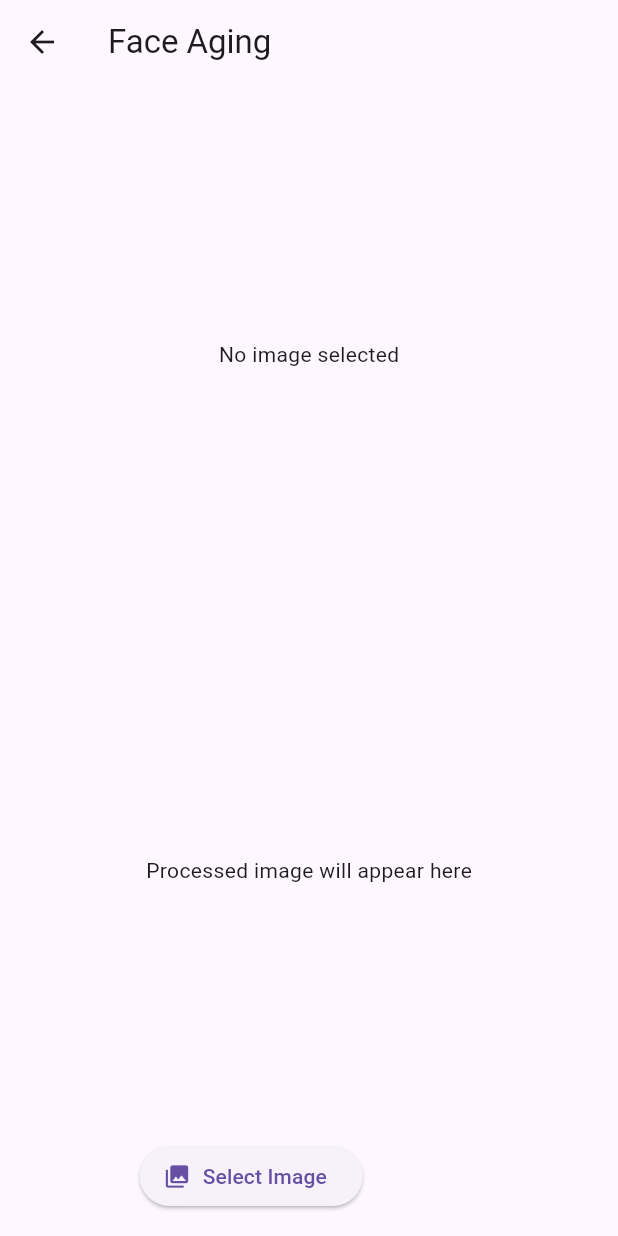
After one commit to rithamto/TFlite_flutter_demo, a Flutter app: the FaceAging screen opened directly, after a tap on "Select Image", on a phone screen of 412 x 824 dp. The commit adds this screen. Run offline on Flutter 3.47's test engine with Material 3 defaults, Android fonts, the phone set to English and light mode, and no system bars; our stand-ins replace get, image_picker, signature; missing offline and left inert: dart:ffi.

Commit message:
new model face aging

```diff
--- /dev/null
+++ b/lib/face_aging/face_aging.dart
@@ -0,0 +1,90 @@
+import 'package:flutter/material.dart';
+import 'package:get/get.dart';
+import 'package:meedu_demo/face_aging/face_aging_ctrl.dart';
+
+class FaceAging extends StatelessWidget {
+  const FaceAging({super.key});
+
+  @override
+  Widget build(BuildContext context) {
+    final controller = Get.put(FaceAgingController());
+
+    return Scaffold(
+      appBar: AppBar(
+        title: const Text('Face Aging'),
+      ),
+      body: Padding(
+        padding: const EdgeInsets.all(16.0),
+        child: Column(
+          crossAxisAlignment: CrossAxisAlignment.stretch,
+          children: [
+            // Selected Image
+            Obx(() => controller.selectedImage.value != null
+                ? Expanded(
+                    flex: 2,
+                    child: Image.file(
+                      controller.selectedImage.value!,
+                      fit: BoxFit.contain,
+                    ),
+                  )
+                : const Expanded(
+                    flex: 2,
+                    child: Center(
+                      child: Text('No image selected'),
+                    ),
+                  )),
+
+            const SizedBox(height: 16),
+
+            // Processed Image
+            Obx(() => controller.processedImage.value != null
+                ? Expanded(
+                    flex: 2,
+                    child: Image.file(
+                      controller.processedImage.value!,
+                      fit: BoxFit.contain,
+                    ),
+                  )
+                : const Expanded(
+                    flex: 2,
+                    child: Center(
+                      child: Text('Processed image will appear here'),
+                    ),
+                  )),
+
+            const SizedBox(height: 16),
+
+            // Error Message
+            Obx(() => controller.errorMessage.value.isNotEmpty
+                ? Padding(
+                    padding: const EdgeInsets.only(bottom: 16.0),
+                    child: Text(
+                      controller.errorMessage.value,
+                      style: const TextStyle(color: Colors.red),
+                      textAlign: TextAlign.center,
+                    ),
+                  )
+                : const SizedBox.shrink()),
+
+            // Action Buttons
+            Row(
+              mainAxisAlignment: MainAxisAlignment.spaceEvenly,
+              children: [
+                ElevatedButton.icon(
+                  onPressed: controller.isLoading.value
+                      ? null
+                      : controller.pickAndProcessImage,
+                  icon: const Icon(Icons.photo_library),
+                  label: const Text('Select Image'),
+                ),
+                Obx(() => controller.isLoading.value
+                    ? const CircularProgressIndicator()
+                    : const SizedBox.shrink()),
+              ],
+            ),
+          ],
+        ),
+      ),
+    );
+  }
+}
--- /dev/null
+++ b/lib/face_aging/face_aging_ctrl.dart
@@ -0,0 +1,162 @@
+// ignore_for_file: depend_on_referenced_packages, unused_local_variable
+
+import 'dart:io';
+import 'package:get/get.dart';
+import 'package:image_picker/image_picker.dart';
+import 'package:tflite_flutter/tflite_flutter.dart';
+import 'package:image/image.dart' as img;
+
+class FaceAgingController extends GetxController {
+  Interpreter? _interpreter;
+  bool _isModelLoaded = false;
+
+  // Observable variables
+  final Rx<File?> selectedImage = Rx<File?>(null);
+  final Rx<File?> processedImage = Rx<File?>(null);
+  final RxBool isLoading = false.obs;
+  final RxString errorMessage = ''.obs;
+
+  @override
+  void onInit() {
+    loadModel();
+    super.onInit();
+  }
+
+  Future<void> loadModel() async {
+    try {
+      _interpreter =
+          await Interpreter.fromAsset('assets/models/face_aging_model.tflite');
+      _isModelLoaded = true;
+      print(_interpreter?.getInputTensor(0).shape.toString() ?? "okela");
+      print(_interpreter?.getOutputTensor(0).shape.toString() ?? "okela");
+    } catch (e) {
+      print('Error loading model: $e');
+      _isModelLoaded = false;
+      errorMessage.value = 'Failed to load model: $e';
+    }
+  }
+
+  Future<void> pickAndProcessImage() async {
+    try {
+      isLoading.value = true;
+      errorMessage.value = '';
+
+      final ImagePicker picker = ImagePicker();
+      final XFile? image = await picker.pickImage(source: ImageSource.gallery);
+
+      if (image == null) {
+        isLoading.value = false;
+        return;
+      }
+
+      selectedImage.value = File(image.path);
+      final processed = await processImage(selectedImage.value!);
+
+      if (processed != null) {
+        processedImage.value = processed;
+      } else {
+        errorMessage.value = 'Failed to process image';
+      }
+    } catch (e) {
+      errorMessage.value = 'Error: $e';
+    } finally {
+      isLoading.value = false;
+    }
+  }
+
+  Future<File?> processImage(File inputImage) async {
+    if (!_isModelLoaded) {
+      await loadModel();
+    }
+
+    if (_interpreter == null) {
+      throw Exception('Model not loaded');
+    }
+
+    try {
+      // Read and preprocess the image
+      final imageBytes = await inputImage.readAsBytes();
+      final image = img.decodeImage(imageBytes);
+
+      if (image == null) {
+        throw Exception('Failed to decode image');
+      }
+
+      // Resize image to match model input size (64x64)
+      final resizedImage = img.copyResize(image, width: 64, height: 64);
+
+      // Convert image to float32 array and normalize
+      var inputArray = List.generate(
+        1,
+        (_) => List.generate(
+          64,
+          (_) => List.generate(
+            64,
+            (_) => List<double>.filled(3, 0),
+          ),
+        ),
+      );
+
+      // Process each pixel
+      for (var y = 0; y < resizedImage.height; y++) {
+        for (var x = 0; x < resizedImage.width; x++) {
+          final pixel = resizedImage.getPixel(x, y);
+          final r = pixel.r;
+          final g = pixel.g;
+          final b = pixel.b;
+
+          inputArray[0][y][x][0] = r / 255.0;
+          inputArray[0][y][x][1] = g / 255.0;
+          inputArray[0][y][x][2] = b / 255.0;
+        }
+      }
+
+      // Prepare output tensor with correct shape [1, 1]
+      var outputBuffer = List.generate(1, (_) => List<double>.filled(1, 0));
+
+      // Run inference
+      _interpreter!.run(inputArray, outputBuffer);
+
+      // Get the age prediction
+      final predictedAge = outputBuffer[0][0];
+      print('Predicted age: $predictedAge');
+
+      // Create a new image with the same size as input
+      var outputImage = img.Image(width: 64, height: 64);
+
+      // Apply aging effect based on predicted age
+      for (var y = 0; y < resizedImage.height; y++) {
+        for (var x = 0; x < resizedImage.width; x++) {
+          final pixel = resizedImage.getPixel(x, y);
+          var r = pixel.r;
+          var g = pixel.g;
+          var b = pixel.b;
+
+          // Apply aging effect (example: increase contrast and add some yellow tint)
+          r = (r * 1.2).clamp(0, 255).toInt();
+          g = (g * 1.1).clamp(0, 255).toInt();
+          b = (b * 0.9).clamp(0, 255).toInt();
+
+          outputImage.setPixel(x, y, img.ColorFloat16.rgb(r, g, b));
+        }
+      }
+
+      // Save processed image
+      final processedImageBytes = img.encodeJpg(outputImage);
+      final tempDir = Directory.systemTemp;
+      final tempFile = File('${tempDir.path}/processed_face.jpg');
+      await tempFile.writeAsBytes(processedImageBytes);
+
+      return tempFile;
+    } catch (e) {
+      print('Error processing image: $e');
+      return null;
+    }
+  }
+
+  @override
+  void onClose() {
+    _interpreter?.close();
+    super.onClose();
+  }
+}
--- a/lib/main.dart
+++ b/lib/main.dart
@@ -1,5 +1,6 @@
 import 'package:flutter/material.dart';
 import 'package:get/get.dart';
+import 'package:meedu_demo/face_aging/face_aging.dart';
 import 'package:meedu_demo/fashion_mnist/fashion_mnist.dart';
 import 'package:meedu_demo/fashion_mnist/fashion_mnist_ctrl.dart';
 import 'package:meedu_demo/text_classification.dart/text_classification.dart';
@@ -54,6 +55,12 @@ class _MyHomePageState extends State<MyHomePage> {
               },
               child: const Text('Text classification'),
             ),
+            ElevatedButton(
+              onPressed: () {
+                Get.to(const FaceAging());
+              },
+              child: const Text('Face Aging'),
+            ),
           ],
         ),
       ),
--- a/pubspec.yaml
+++ b/pubspec.yaml
@@ -1,6 +1,6 @@
 name: meedu_demo
 description: "A new Flutter project."
-publish_to: 'none'
+publish_to: "none"
 version: 1.0.0+1
 
 environment:
@@ -13,8 +13,9 @@ dependencies:
     path: ./packages/flutter-tflite
   signature: ^5.5.0
   get: ^4.6.6
+  image_picker: ^1.1.2
 dependency_overrides:
-  image: ^4.0.13
+  image: ^4.1.7
 
 dev_dependencies:
   flutter_test:
@@ -30,3 +31,4 @@ flutter:
     - assets/models/model.tflite
     - assets/models/fashion_mnist_model.tflite
     - assets/models/text_classification_model.tflite
+    - assets/models/face_aging_model.tflite
```
Also changed, not shown: pubspec.lock, 2 other files.
